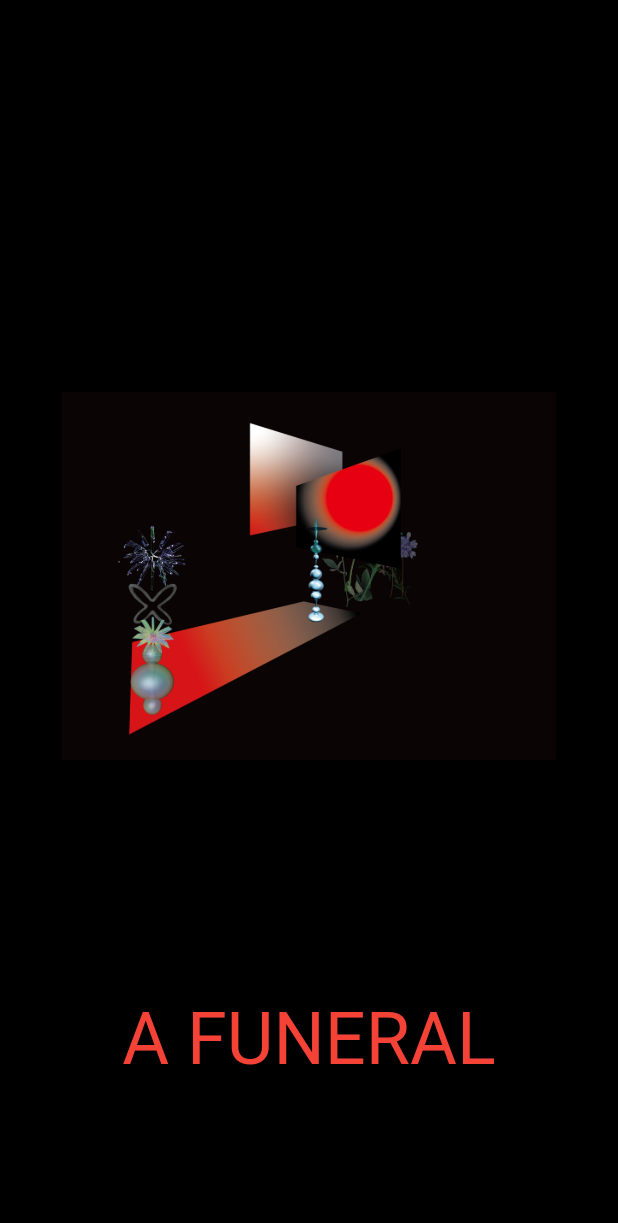
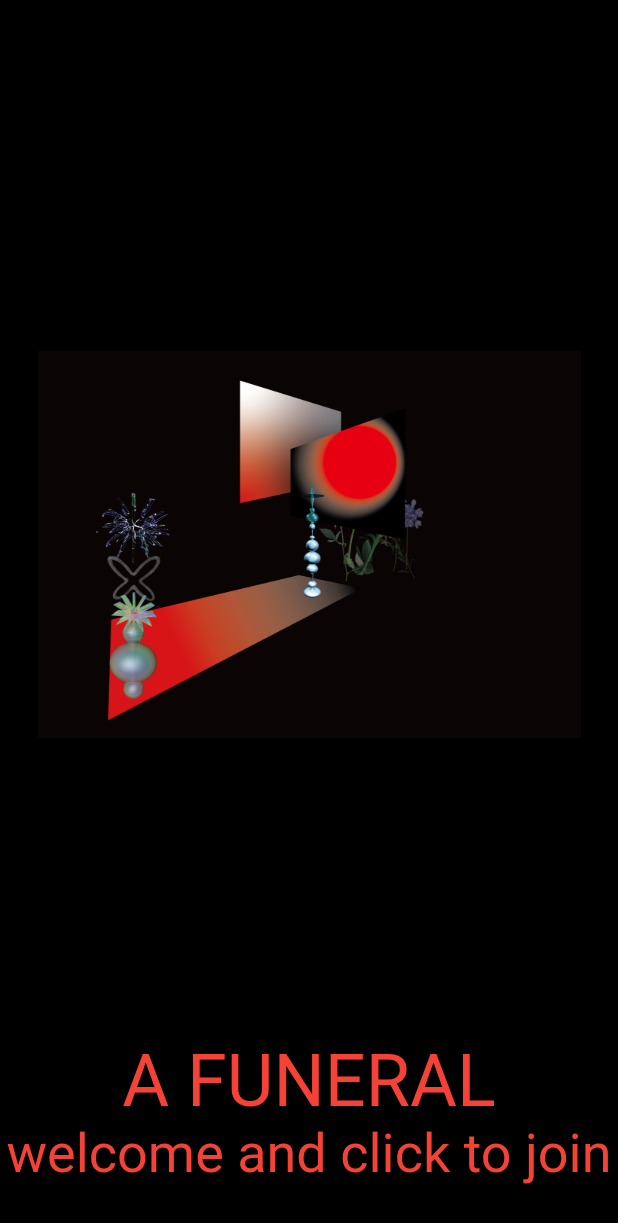
Before and after one commit to Ucoon/picture_lib, a Flutter app: the screen it shows after launch, on a phone screen of 412 x 824 dp. Shown: the top 1223 px of the screen. Run offline on Flutter 3.47's test engine with Material 2 defaults, Android fonts, the light colour scheme and no system bars; our stand-ins replace connectivity, cookie_jar, dio, dio_cookie_manager, fluro, flutter_easyloading and 2 more; statements that could not run were skipped.

Commit message:
fix: UI细节修改

```diff
--- a/lib/l10n/intl_en.arb
+++ b/lib/l10n/intl_en.arb
@@ -1,4 +1,5 @@
 {
   "appName": "图库平台",
-  "submit_hint": "SUBMIT"
+  "submit_hint": "SUBMIT",
+  "home_page_hint": "Submit your name to get a \nmonument for yourself"
 }
--- a/lib/pages/splash_page.dart
+++ b/lib/pages/splash_page.dart
@@ -25,8 +25,9 @@ class _SplashPageState extends BasePageStatefulWidgetState<SplashPage> {
         crossAxisAlignment: CrossAxisAlignment.center,
         children: <Widget>[
           Container(
-            width: MediaQuery.of(context).size.width * 0.8,
-            height: MediaQuery.of(context).size.height * 0.68,
+            width: MediaQuery.of(context).size.width,
+            height: MediaQuery.of(context).size.height * 0.8,
+            padding: EdgeInsets.only(left: 25, right: 25),
             child: ImageHelper.getIconJpg('splash_bg'),
           ),
           Row(
@@ -43,6 +44,20 @@ class _SplashPageState extends BasePageStatefulWidgetState<SplashPage> {
               ),
             ],
           ),
+          Row(
+            mainAxisSize: MainAxisSize.max,
+            mainAxisAlignment: MainAxisAlignment.center,
+            crossAxisAlignment: CrossAxisAlignment.center,
+            children: <Widget>[
+              Text(
+                'welcome and click to join',
+                style: TextStyle(
+                  fontSize: 36,
+                  color: Colors.red,
+                ),
+              ),
+            ],
+          ),
         ],
       ),
     );
```
Also changed, not shown: lib/pages/home_page.dart (+15 -20 lines), assets/images/3.0x/splash_bg.jpg, lib/generated/intl/messages_en.dart, lib/generated/l10n.dart.
